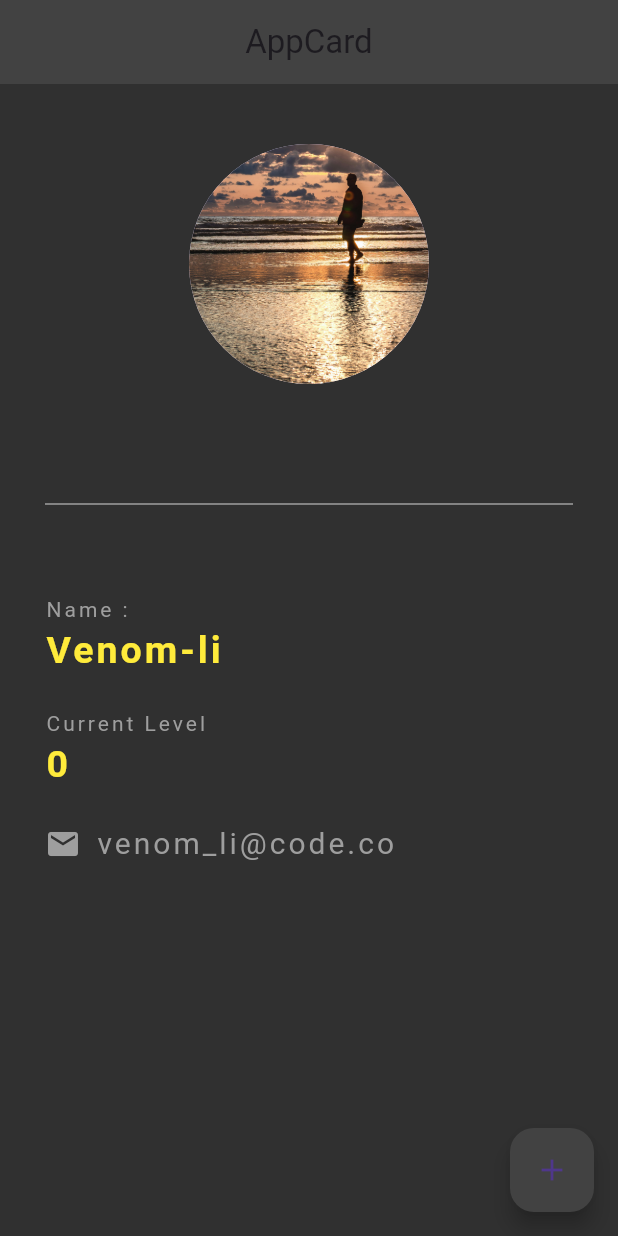
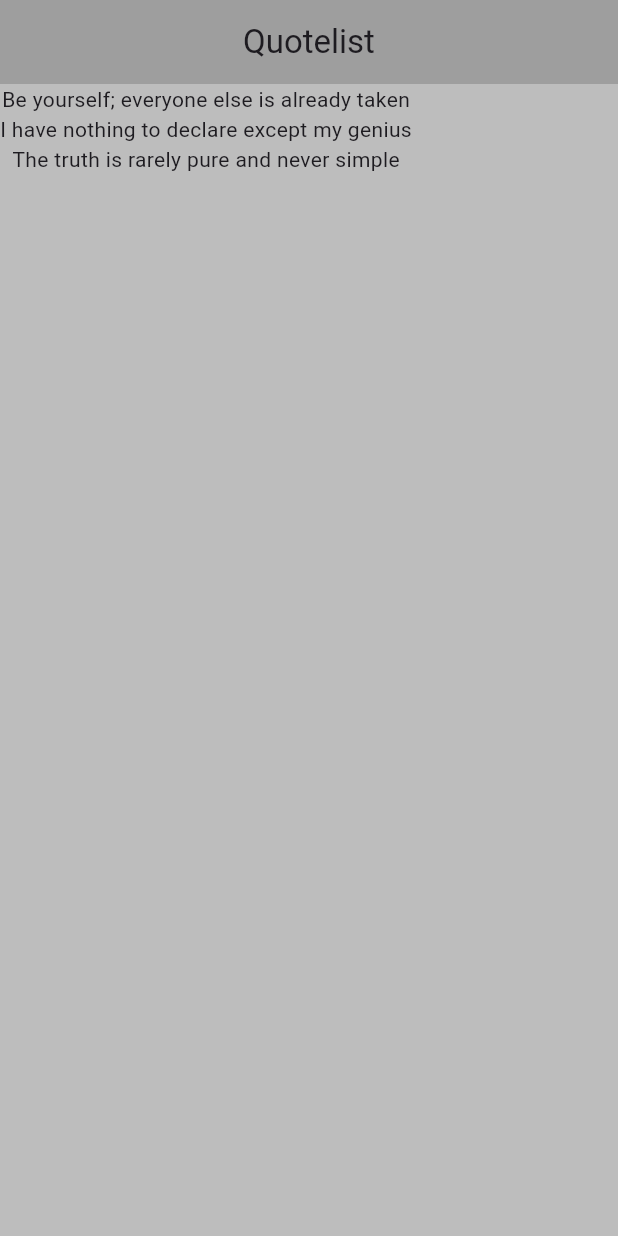
Before and after one commit to bekatadesse/flutter_app_ninja_id, a Flutter app: the screen it shows after launch, on a phone screen of 412 x 824 dp. Run offline on Flutter 3.47's test engine with Material 3 defaults, Android fonts, the phone set to English and light mode, and no system bars.

Commit message:
day 5 progress loop

```diff
--- a/lib/main.dart
+++ b/lib/main.dart
@@ -1,102 +1,39 @@
 import 'package:flutter/material.dart';
 
-void main() {runApp(const MaterialApp(
-  home: AppCard(),
-));}
+void main() {
+  runApp(const MaterialApp(
+    home: Quotelist(),
+  ));
+}
 
-class AppCard extends StatefulWidget {
-  const AppCard({super.key});
+class Quotelist extends StatefulWidget {
+  const Quotelist({super.key});
 
   @override
-  _AppCardState createState() => _AppCardState();
+  State<Quotelist> createState() => _QuotelistState();
 }
 
-class _AppCardState extends State<AppCard> {
-  // data that change over time
-  //int ninjaLevel = 0;
-  int ninjaLevel = 0; // Example mutable state
+class _QuotelistState extends State<Quotelist> {
+  List<String> quotes = [
+    'Be yourself; everyone else is already taken',
+    'I have nothing to declare except my genius',
+    'The truth is rarely pure and never simple'
+  ];
 
   @override
   Widget build(BuildContext context) {
     return Scaffold(
-      backgroundColor: Colors.grey[850],
+      backgroundColor: Colors.grey[400],
       appBar: AppBar(
-        title: const Text('AppCard'),
-        centerTitle: true,
-        backgroundColor: Colors.grey[800]
+          title: const Text('Quotelist'),
+          centerTitle: true,
+          backgroundColor: Colors.grey[500]
+      ),
+      body: Column(
+        children: quotes.map((quote){
+          return Text(quote);
+        }).toList(),
         ),
-      floatingActionButton: FloatingActionButton(
-        onPressed: (){
-          setState(() {
-            ninjaLevel +=1;
-          });
-
-        },
-        backgroundColor: Colors.grey[800],
-        child: const Icon(Icons.add),
-      ),
-      body: Padding(
-        padding: const EdgeInsets.symmetric(vertical: 20,horizontal: 30),
-        child: Column(
-          crossAxisAlignment: CrossAxisAlignment.start,
-          children: [
-            const Center(
-              child: Padding(
-                padding: EdgeInsets.all(20.0),
-                child: CircleAvatar(
-                  backgroundImage: AssetImage('assets/pic-2.jpg'),
-                  radius: 80,
-                ),
-              ),
-            ),
-            const Divider(
-              height: 120,
-              color: Colors.grey,
-            ),
-            const Text('Name :',
-            style: TextStyle(
-              color: Colors.grey,
-              letterSpacing: 2.0,),),
-
-            const Text('Venom-li',
-              style: TextStyle(
-                color: Colors.yellow,
-                letterSpacing: 2.0,
-                fontSize: 25,
-                fontWeight: FontWeight.bold),),
-            const SizedBox(height: 20,),
-
-            const Text('Current Level',
-              style: TextStyle(
-                color: Colors.grey,
-                letterSpacing: 2.0,),),
-
-            Text(
-              '$ninjaLevel',
-              style: const TextStyle(
-                  color: Colors.yellow,
-                  letterSpacing: 2.0,
-                  fontSize: 25,
-                  fontWeight: FontWeight.bold),),
-            const SizedBox(height: 20,),
-
-            const Row(
-              children: [
-                Icon(
-                  Icons.mail,
-                  color: Colors.grey,),
-                SizedBox(width: 10,),
-                Text(
-                  'venom_li@code.co',
-                  style: TextStyle(
-                    color: Colors.grey,
-                    fontSize: 20,
-                    letterSpacing: 2),)
-              ],
-            )
-          ],
-        ),
-      ),
-  );
+      );
   }
 }
```
Also changed, not shown: flutter.txt.txt (+19 -0 lines), old_code.dart (added, +102 -0 lines).
